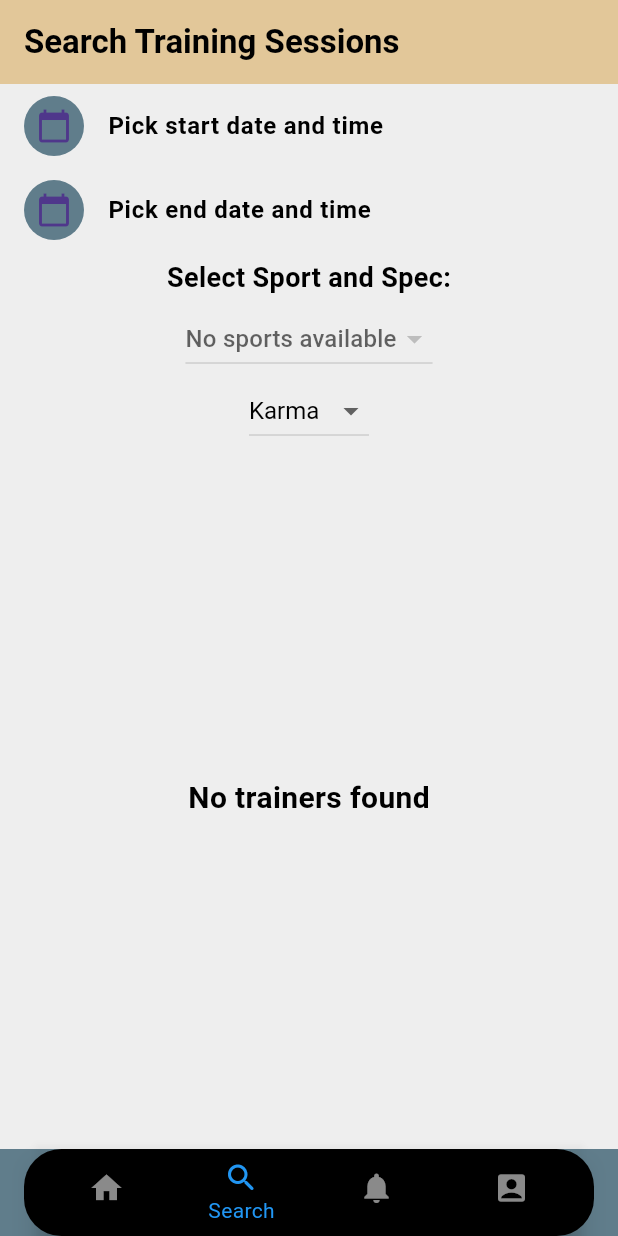
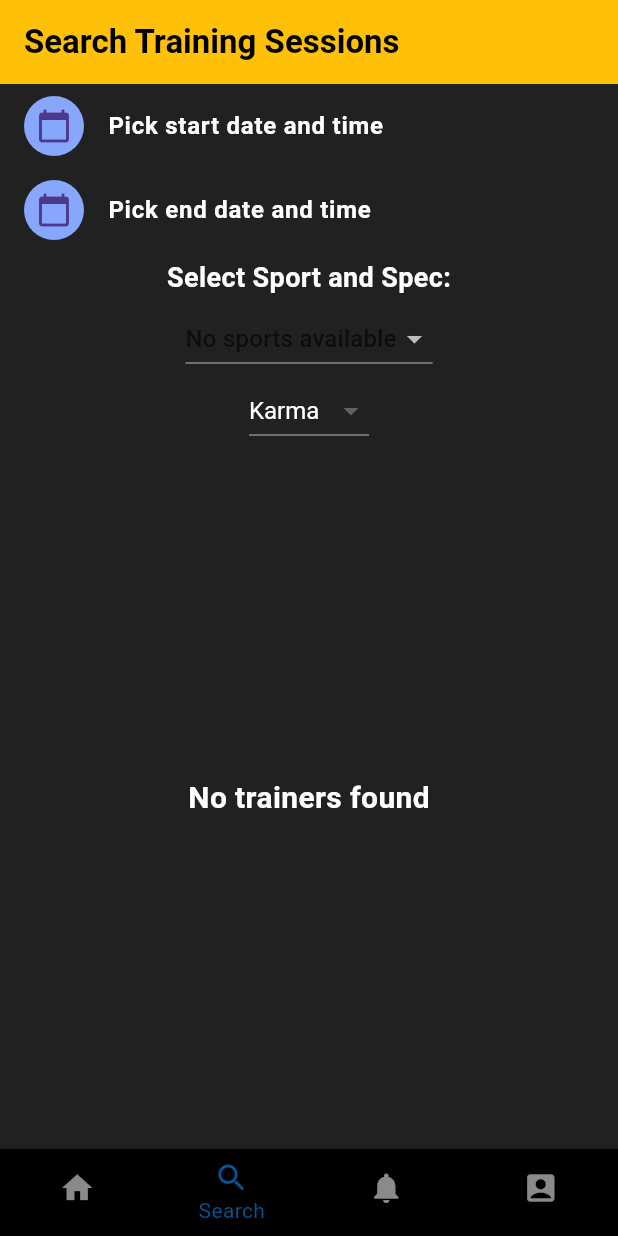
Before and after one commit to Jon400/FitNow, a Flutter app: the screen it shows once a user with an empty profile is signed in, item 2 of the bottom bar chosen, on a phone screen of 412 x 824 dp. Run offline on Flutter 3.47's test engine with Material 3 defaults, Android fonts, the phone set to English and light mode, and no system bars; our stand-ins replace cloud_firestore, firebase_auth, firebase_core, syncfusion_flutter_calendar, table_calendar; accounts and stored records are empty.

Commit message:
fix trainee sceens and a little bit trainer

```diff
--- a/lib/screens/_wrapper_trainee.dart
+++ b/lib/screens/_wrapper_trainee.dart
@@ -22,22 +22,18 @@ class _TraineeWrapperState extends State<TraineeWrapper> {
   @override
   Widget build(BuildContext context) {
     return Scaffold(
-     backgroundColor: Colors.blueGrey,
+     backgroundColor: Colors.black,
       body: _pageOptions[_selectedPage],
       bottomNavigationBar: Container( // Added container widget
-        margin: EdgeInsets.symmetric(horizontal: 16), // Added horizontal margin
-        padding: EdgeInsets.symmetric(horizontal: 10), // Added horizontal padding
-        decoration: const BoxDecoration( // Added decoration
-          color: Colors.black, // Set background color to black
-          borderRadius: BorderRadius.all(Radius.circular(25)), // Set border radius
+        //margin: EdgeInsets.symmetric(horizontal: 16), // Added horizontal margin
+        //padding: EdgeInsets.symmetric(horizontal: 10), // Added horizontal padding
 
-        ),
         child: BottomNavigationBar(
           currentIndex: _selectedPage,
           backgroundColor: Colors.transparent, // Changed background color to transparent
-          selectedItemColor: Colors.blue, // Selected item color set to blue
+          selectedItemColor: Colors.lightBlue[900], // Selected item color set to blue
           unselectedItemColor: Colors.white54, // Unselected item color set to white54 for visibility
-          selectedIconTheme: IconThemeData(color: Colors.blue), // Selected icon color set to blue
+          selectedIconTheme: IconThemeData(color: Colors.lightBlue[900]), // Selected icon color set to blue
           showSelectedLabels: true, // Show label for selected item
           showUnselectedLabels: false, // Hide label for unselected item
           onTap: (int index) {
@@ -50,22 +46,22 @@ class _TraineeWrapperState extends State<TraineeWrapper> {
             BottomNavigationBarItem(
               icon: Icon(Icons.home),
               label: 'Home',
-              activeIcon: Icon(Icons.home, color: Colors.blue), // Active icon color set to blue
+              activeIcon: Icon(Icons.home, color: Colors.lightBlue[900]), // Active icon color set to blue
             ),
             BottomNavigationBarItem(
               icon: Icon(Icons.search_rounded),
               label: 'Search',
-              activeIcon: Icon(Icons.search_rounded, color: Colors.blue), // Active icon color set to blue
+              activeIcon: Icon(Icons.search_rounded, color: Colors.lightBlue[900]), // Active icon color set to blue
             ),
             BottomNavigationBarItem(
               icon: Icon(Icons.notifications),
               label: 'Notifications',
-              activeIcon: Icon(Icons.notifications, color: Colors.blue), // Active icon color set to blue
+              activeIcon: Icon(Icons.notifications, color: Colors.lightBlue[900]), // Active icon color set to blue
             ),
             BottomNavigationBarItem(
               icon: Icon(Icons.account_box),
               label: 'Account',
-              activeIcon: Icon(Icons.account_box, color: Colors.blue), // Active icon color set to blue
+              activeIcon: Icon(Icons.account_box, color: Colors.lightBlue[900]), // Active icon color set to blue
             ),
 
           ],
--- a/lib/screens/account/index.dart
+++ b/lib/screens/account/index.dart
@@ -58,7 +58,7 @@ class AccountScreen extends StatelessWidget {
                 Provider.of<AuthService>(context, listen: false).signOut();
               },
               text: user == null ? 'Sign In or Sign Up' : 'Sign Out',
-              color: Color(0xFF86A7FC),
+              color: Colors.amber,
             ),
           ],
         ),
--- a/lib/screens/auth/reset_password.dart
+++ b/lib/screens/auth/reset_password.dart
@@ -107,7 +107,7 @@ class _ResetPasswordState extends State<ResetPassword> {
 
                           ),
                           style: ElevatedButton.styleFrom(
-                            backgroundColor: Color(0xFF86A7FC),
+                            backgroundColor: Colors.lightBlue[900],
                           ),
                           onPressed: () async {
                             if (_formKey.currentState!.validate()) {
--- a/lib/screens/auth/sign_in.dart
+++ b/lib/screens/auth/sign_in.dart
@@ -136,7 +136,7 @@ class _SignInState extends State<SignIn> {
                             style: TextStyle(color: Colors.black),
                           ),
                           style: ElevatedButton.styleFrom(
-                            backgroundColor: Color(0xFF86A7FC),
+                            backgroundColor:Colors.lightBlue[900]
                           ),
                           onPressed: () async {
                             if (_formKey.currentState!.validate()) {
--- a/lib/screens/auth/sign_up.dart
+++ b/lib/screens/auth/sign_up.dart
@@ -187,7 +187,7 @@ class _SignUpState extends State<SignUp> {
                                 style: TextStyle(color: Colors.black),
                               ),
                             style: ElevatedButton.styleFrom(
-                                backgroundColor: Color(0xFF86A7FC),
+                                backgroundColor: Colors.lightBlue[900],
                               ),
                              onPressed: () async {
                                 if (_formKey.currentState!.validate()) {
--- a/lib/screens/search/notifications.dart
+++ b/lib/screens/search/notifications.dart
@@ -33,10 +33,10 @@ class _NotificationsPageState extends State<NotificationsPage> {
     final DatabaseService databaseService = DatabaseService(uid: user.uid, roleView: 'trainee');
 
     return Scaffold(
-      backgroundColor: Colors.grey[200],
+      backgroundColor: Colors.grey[900],
       appBar: AppBar(
         title: const Text('Notifications', style: TextStyle(fontWeight: FontWeight.bold)),
-        backgroundColor: Color(0xFFE2C799) ,
+        backgroundColor: Colors.amber ,
       ),
       body: StreamBuilder<Profile>(
         stream: databaseService.profile,
@@ -72,7 +72,7 @@ class _NotificationsPageState extends State<NotificationsPage> {
                           String trainerName = "${trainerData['firstName']} ${trainerData['lastName']}";
 
                           // Determine background color based on index
-                          Color backgroundColor = index.isEven ? Colors.cyan[200]! : Colors.blue[200]!;
+                          Color backgroundColor = index.isEven ? Colors.grey[400]! : Colors.blue[200]!;
 
                           return Container(
                              margin: const EdgeInsets.all(4),
--- a/lib/screens/search/search_training.dart
+++ b/lib/screens/search/search_training.dart
@@ -107,10 +107,10 @@ class _TraineeSearchPageState extends State<TraineeSearchPage> {
   @override
   Widget build(BuildContext context) {
     return Scaffold(
-      backgroundColor: Colors.grey[200],
+      backgroundColor: Colors.grey[900],
 
       appBar: AppBar(
-        backgroundColor: Color(0xFFE2C799),
+        backgroundColor:Colors.amber,
         title: Text('Search Training Sessions', style: TextStyle(color: Colors.black ,fontWeight: FontWeight.bold)),
 
       ),
@@ -118,7 +118,7 @@ class _TraineeSearchPageState extends State<TraineeSearchPage> {
         children: [
           ListTile(
             leading: CircleAvatar(
-              backgroundColor: Colors.blueGrey,
+              backgroundColor:  Color(0xFF86A7FC),
               child: Icon(Icons.calendar_today),
             ),
 
@@ -126,7 +126,7 @@ class _TraineeSearchPageState extends State<TraineeSearchPage> {
             title: Text(
               startDate == null
                   ? 'Pick start date and time'
-                  : "${DateFormat('MMM dd yyyy').format(startDate!.toLocal())} ${DateFormat('hh:mm a').format(DateFormat('hh:mm').parse(startTime!.format(context)))}",style: TextStyle(color: Colors.black ,fontWeight: FontWeight.bold)
+                  : "${DateFormat('MMM dd yyyy').format(startDate!.toLocal())} ${DateFormat('hh:mm a').format(DateFormat('hh:mm').parse(startTime!.format(context)))}",style: TextStyle(color: Colors.white ,fontWeight: FontWeight.bold)
             ),
 
 
@@ -134,19 +134,19 @@ class _TraineeSearchPageState extends State<TraineeSearchPage> {
           ),
           ListTile(
             leading: CircleAvatar(
-              backgroundColor: Colors.blueGrey,
+              backgroundColor:  Color(0xFF86A7FC),
               child: Icon(Icons.calendar_today),
             ),
             title: Text(
               endDate == null
                   ? 'Pick end date and time'
-                  : "${DateFormat('MMM dd yyyy').format(endDate!.toLocal())} ${DateFormat('hh:mm a').format(DateFormat('hh:mm').parse(endTime!.format(context)))}",style: TextStyle(color: Colors.black ,fontWeight: FontWeight.bold)
+                  : "${DateFormat('MMM dd yyyy').format(endDate!.toLocal())} ${DateFormat('hh:mm a').format(DateFormat('hh:mm').parse(endTime!.format(context)))}",style: TextStyle(color: Colors.white ,fontWeight: FontWeight.bold)
             ),
 
             onTap: pickEndDateTime,
           ),
           SizedBox(height: 4),
-          Text('Select Sport and Spec:',style: TextStyle(color: Colors.black, fontWeight: FontWeight.bold, fontSize: 18)),
+          Text('Select Sport and Spec:',style: TextStyle(color: Colors.white, fontWeight: FontWeight.bold, fontSize: 18)),
           SizedBox(height: 4),
           StreamBuilder<List<Sport>>(
             stream: streamSports,
@@ -192,7 +192,8 @@ class _TraineeSearchPageState extends State<TraineeSearchPage> {
                   );
                 }).toList(),
 
-                style: TextStyle(color: Colors.black,fontWeight: FontWeight.bold, fontSize: 16),
+                style: TextStyle(color: Colors.white,fontWeight: FontWeight.bold, fontSize: 16),
+                dropdownColor: Colors.grey[900],
 
               );
             },
@@ -214,7 +215,8 @@ class _TraineeSearchPageState extends State<TraineeSearchPage> {
               );
             }).toList(),
 
-            style: TextStyle(color: Colors.black , fontSize: 16),
+            style: TextStyle(color: Colors. white, fontSize: 16),
+            dropdownColor: Colors.grey[900],
 
 
           ),
@@ -229,7 +231,7 @@ class _TraineeSearchPageState extends State<TraineeSearchPage> {
                   return Center(child: Text('Error: ${snapshot.error}'));
                 }
                 if (!snapshot.hasData || snapshot.data!.isEmpty) {
-                  return Center(child: Text('No trainers found', style: TextStyle(color: Colors.black ,fontWeight: FontWeight.bold, fontSize: 20)));
+                  return Center(child: Text('No trainers found', style: TextStyle(color: Colors.white ,fontWeight: FontWeight.bold, fontSize: 20)));
                 }
 
                 List<TrainerProfile> trainers = snapshot.data!;
@@ -311,10 +313,11 @@ class _TraineeSearchPageState extends State<TraineeSearchPage> {
                               );
                             },
                             style: ElevatedButton.styleFrom(
-                              backgroundColor: Colors.blueGrey,
+                              backgroundColor:Colors.amber,
+
                               textStyle: TextStyle(color: Colors.white),
                             ),
-                            child: Text('Request', style: TextStyle(color: Colors.white)),
+                            child: Text('Request', style: TextStyle(color: Colors.black ,fontWeight: FontWeight.bold)),
                           ),
                         ],
                       ),
--- a/lib/screens/trainer_button/ActivityTime_button.dart
+++ b/lib/screens/trainer_button/ActivityTime_button.dart
@@ -45,8 +45,10 @@ class _ActivityTimeButtonState extends State<ActivityTimeButton> {
   @override
   Widget build(BuildContext context) {
     return Scaffold(
+      backgroundColor: Colors.grey[400],
       appBar: AppBar(
-        title: Text('Calendar Screen'),
+        title: const Text('Activity Time', style: TextStyle(color: Colors.black ,fontWeight: FontWeight.bold),),
+        backgroundColor: Colors.amber,
       ),
       body: Column(
         children: [
@@ -94,7 +96,7 @@ class _ActivityTimeButtonState extends State<ActivityTimeButton> {
           ElevatedButton(
             onPressed: _addTimeRange,
             style: ElevatedButton.styleFrom(
-              foregroundColor: Colors.white, backgroundColor: Color(0xFF92A3FD), // Change text color
+              foregroundColor: Colors.white, backgroundColor: Colors.lightBlue[900], // Change text color
 
             ),
             child: Text("Select Time Range"), // Change button's text
--- a/lib/screens/trainer_button/planning_button.dart
+++ b/lib/screens/trainer_button/planning_button.dart
@@ -82,11 +82,13 @@ class _PlanningScreenState extends State<planning_button> {
   @override
   Widget build(BuildContext context) {
     if (_isLoading) {
-      return Center(child: CircularProgressIndicator());
+      return const Center(child: CircularProgressIndicator());
     }
     return Scaffold(
+      backgroundColor: Colors.grey[200],
       appBar: AppBar(
-        title: Text('My Planning'),
+        title: const Text('My Planning', style: TextStyle(color: Colors.black, fontWeight: FontWeight.bold)),
+        backgroundColor:Colors.amber,
       ),
       body: Column(
         children: [
--- a/lib/screens/trainer_button/request_button.dart
+++ b/lib/screens/trainer_button/request_button.dart
@@ -22,8 +22,10 @@ class _RequestButtonState extends State<request_button> {
       return Center(child: Text('No users logged in'));
     }
     return Scaffold(
+      backgroundColor: Colors.grey[900],
       appBar: AppBar(
-        title: Text('Requests from trainees'),
+        title: Text('Requests from trainees', style: TextStyle(color: Colors.black, fontWeight: FontWeight.bold)),
+        backgroundColor:Colors.amber,
       ),
       body: StreamBuilder<QuerySnapshot>(
         stream: FirebaseFirestore.instance
```
Also changed, not shown: lib/screens/_wrapper_trainer.dart (+5 -31 lines), lib/screens/profiles/trainee_profile.dart (+6 -5 lines), lib/screens/profiles/trainer_profile.dart (+18 -11 lines), lib/screens/search/request_train.dart (+9 -3 lines), assets/images/logo.png (added), assets/images/screen.png (added).
